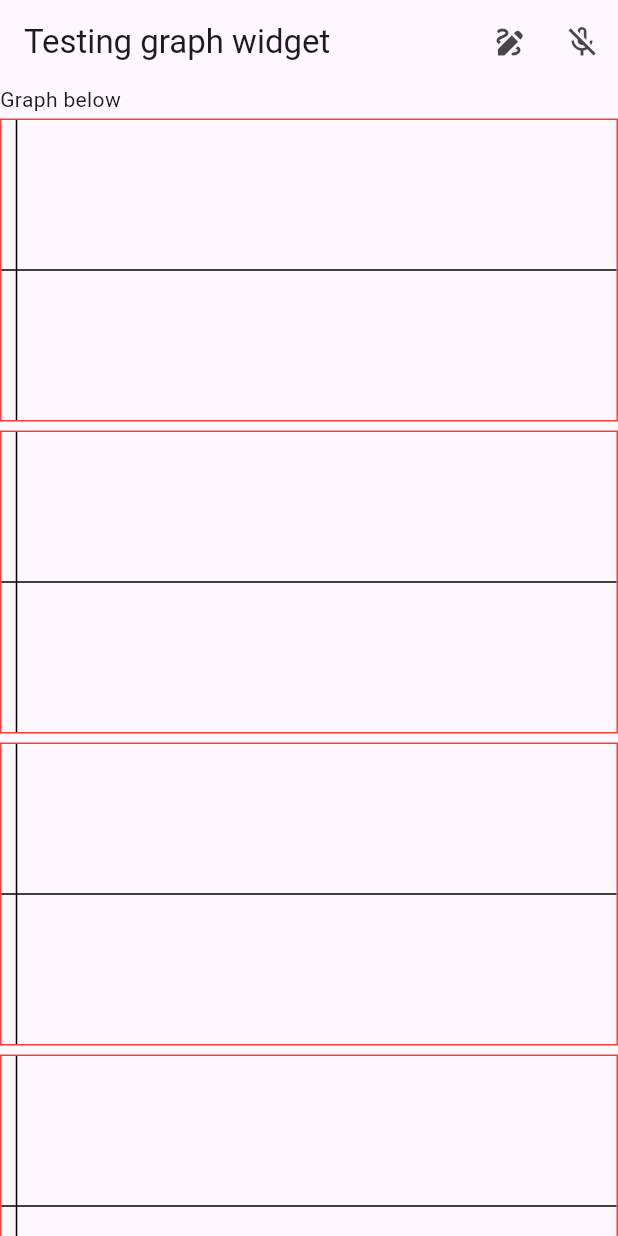
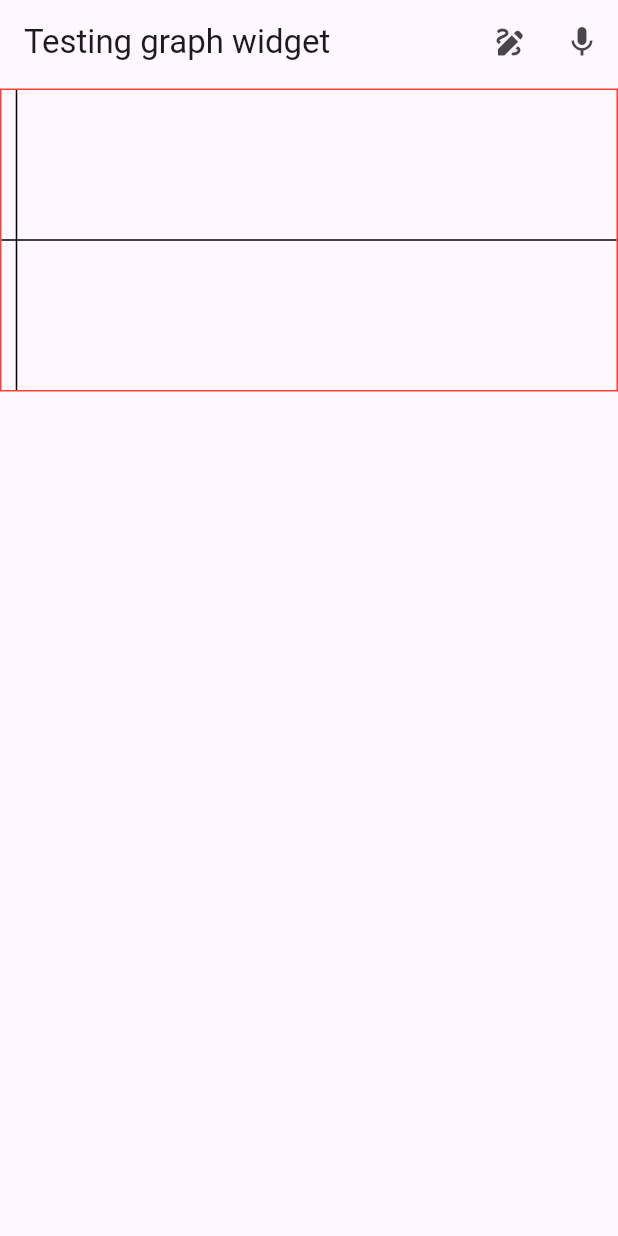
Before and after one commit to Kshitijpawar/Sensors-App, a Flutter app: the screen it shows after launch, after a tap on the "draw" icon, on a phone screen of 412 x 824 dp. Run offline on Flutter 3.47's test engine with Material 3 defaults, Android fonts, the light colour scheme and no system bars; our stand-ins replace firebase_core, firebase_database, sensors_plus; accounts and stored records are empty; generated files the repository leaves out were written again.

Commit message:
formatting changes

```diff
--- a/lib/main.dart
+++ b/lib/main.dart
@@ -1,6 +1,5 @@
 import 'dart:async';
 
-import 'package:flutter/cupertino.dart';
 import 'package:flutter/material.dart';
 import 'package:sensors_app/streaming_functions.dart';
 import 'package:sensors_app/widgets/graph_widget.dart';
@@ -8,7 +7,6 @@ import 'package:sensors_app/widgets/graph_widget.dart';
 import 'package:sensors_plus/sensors_plus.dart';
 
 import 'firebase_options.dart';
-import 'widgets/stream_transform.dart';
 
 import 'package:firebase_core/firebase_core.dart';
 import 'package:firebase_database/firebase_database.dart';
@@ -23,14 +21,14 @@ void main() async {
   );
 
   runApp(
-    MaterialApp(
+    const MaterialApp(
       home: SensorApp(),
     ),
   );
 }
 
 class SensorApp extends StatefulWidget {
-  SensorApp({super.key});
+  const SensorApp({super.key});
 
   @override
   State<SensorApp> createState() => _SensorAppState();
@@ -44,20 +42,14 @@ class _SensorAppState extends State<SensorApp> {
   String newName = '';
   late Stream<AccelerometerEvent> intervalAccelerometerStream;
   late Stream<GyroscopeEvent> intervalGyroscopeStream;
-  late StreamSubscription intervalSubscription;
   late StreamSubscription intervalAccSubscription;
   late StreamSubscription intervalGyroSubscription;
-  late Uri url;
   late FirebaseDatabase database;
 
   @override
   void initState() {
     super.initState();
-
     database = FirebaseDatabase.instance;
-
-    Stream<GyroscopeEvent> intervalGyroscopeStream = gyroscopeEventStream()
-        .transform(IntervalTransformer<GyroscopeEvent>(Duration(seconds: 2)));
     controller = TextEditingController();
   }
 
@@ -83,60 +75,56 @@ class _SensorAppState extends State<SensorApp> {
                 }
               });
             },
-            icon: _showGraph ? Icon(Icons.draw) : Icon(Icons.draw_outlined),
+            icon: _showGraph
+                ? const Icon(Icons.draw)
+                : const Icon(Icons.draw_outlined),
           ),
           _streaming
               ? IconButton(
                   onPressed: () {
-                    print("try to stop the stream");
                     stopStream = true;
                     setState(() {
                       _streaming = false;
-                      // intervalSubscription.cancel();
+                      isSwitchedAccelerometer.value =
+                          !isSwitchedAccelerometer.value;
+                      isSwitchedGyroscope.value = !isSwitchedGyroscope.value;
                       intervalAccSubscription.cancel();
                       intervalGyroSubscription.cancel();
-
                     });
                   },
-                  icon: Icon(Icons.stop),
+                  icon: const Icon(Icons.stop),
                 )
               : IconButton(
                   onPressed: () async {
-                    final name = await openDialog(context, controller, isSwitchedAccelerometer, isSwitchedGyroscope);
+                    final name = await openDialog(context, controller,
+                        isSwitchedAccelerometer, isSwitchedGyroscope);
                     if (name == null || name.isEmpty) return;
 
-                    print(
-                        "${isSwitchedAccelerometer.value} is acc toggle and ${isSwitchedGyroscope.value} is gyro");
                     DatabaseReference ref = database.ref("users/$name");
 
                     await ref.set({
-                      // "file_name": "$name",
-                      "file_name": "$name",
-                      // "sensor_type": "accelerometer",
+                      "file_name": name,
                     });
                     setState(() {
                       _streaming = true;
                       newName = name;
-                      // _saveItem(name,);
 
                       if (isSwitchedGyroscope.value) {
-                        print("start gyroscope data recording");
-                        intervalAccSubscription = saveSensorItem(name, stopStream, database, "gyroscope")!;
+                        intervalAccSubscription = saveSensorItem(
+                            name, stopStream, database, "gyroscope");
                       }
-                       if (isSwitchedAccelerometer.value) {
-                        print("start accelerometer data recording");
-                        intervalGyroSubscription = saveSensorItem(name, stopStream, database, "accelerometer")!;
+                      if (isSwitchedAccelerometer.value) {
+                        intervalGyroSubscription = saveSensorItem(
+                            name, stopStream, database, "accelerometer");
                       }
 
-                      if (isSwitchedAccelerometer.value == false && isSwitchedGyroscope == false) {
-                        print("bruh none selected helo");
+                      if (isSwitchedAccelerometer.value == false &&
+                          isSwitchedGyroscope.value == false) {
                         return;
                       }
-                      // intervalSubscription =
-                          // saveSensorItem(name, stopStream, database, sensorType);
                     });
                   },
-                  icon: Icon(Icons.mic_off_outlined),
+                  icon: const Icon(Icons.mic),
                 ),
         ],
       ),
@@ -145,43 +133,42 @@ class _SensorAppState extends State<SensorApp> {
               child: ListView(
                 addAutomaticKeepAlives: true,
                 children: const [
-                  Text("Graph below"),
                   GraphWidget(
                     size: Size(double.infinity, 200),
                     maxPoints: 100,
                     axisName: "x-axis",
                     sensorType: "accelerometer",
                   ),
-                  GraphWidget(
-                    size: Size(double.infinity, 200),
-                    maxPoints: 100,
-                    axisName: "y-axis",
-                    sensorType: "accelerometer",
-                  ),
-                  GraphWidget(
-                    size: Size(double.infinity, 200),
-                    maxPoints: 100,
-                    axisName: "z-axis",
-                    sensorType: "accelerometer",
-                  ),
-                  GraphWidget(
-                    size: Size(double.infinity, 200),
-                    maxPoints: 100,
-                    axisName: "x-axis",
-                    sensorType: "gyroscope",
-                  ),
-                  GraphWidget(
-                    size: Size(double.infinity, 200),
-                    maxPoints: 100,
-                    axisName: "y-axis",
-                    sensorType: "gyroscope",
-                  ),
-                  GraphWidget(
-                    size: Size(double.infinity, 200),
-                    maxPoints: 100,
-                    axisName: "z-axis",
-                    sensorType: "gyroscope",
-                  ),
+                  // GraphWidget(
+                  //   size: Size(double.infinity, 200),
+                  //   maxPoints: 100,
+                  //   axisName: "y-axis",
+                  //   sensorType: "accelerometer",
+                  // ),
+                  // GraphWidget(
+                  //   size: Size(double.infinity, 200),
+                  //   maxPoints: 100,
+                  //   axisName: "z-axis",
+                  //   sensorType: "accelerometer",
+                  // ),
+                  // GraphWidget(
+                  //   size: Size(double.infinity, 200),
+                  //   maxPoints: 100,
+                  //   axisName: "x-axis",
+                  //   sensorType: "gyroscope",
+                  // ),
+                  // GraphWidget(
+                  //   size: Size(double.infinity, 200),
+                  //   maxPoints: 100,
+                  //   axisName: "y-axis",
+                  //   sensorType: "gyroscope",
+                  // ),
+                  // GraphWidget(
+                  //   size: Size(double.infinity, 200),
+                  //   maxPoints: 100,
+                  //   axisName: "z-axis",
+                  //   sensorType: "gyroscope",
+                  // ),
                 ],
               ),
             )
@@ -189,8 +176,8 @@ class _SensorAppState extends State<SensorApp> {
               child: Column(
                 mainAxisAlignment: MainAxisAlignment.center,
                 children: [
-                  Text("Welcome!"),
-                  Text("${this.newName} how are you?"),
+                  const Text("Welcome!"),
+                  Text("$newName how are you?"),
                   ValueListenableBuilder(
                       valueListenable: isSwitchedAccelerometer,
                       builder: (context, value, _) =>
@@ -199,7 +186,6 @@ class _SensorAppState extends State<SensorApp> {
                       valueListenable: isSwitchedGyroscope,
                       builder: (context, value, _) =>
                           Text("recording $value gyroscope data")),
-                  // Text(this.newName),
                 ],
               ),
             ),
--- a/lib/widgets/graph_widget.dart
+++ b/lib/widgets/graph_widget.dart
@@ -27,19 +27,6 @@ class _GraphWidgetState extends State<GraphWidget> with AutomaticKeepAliveClient
   @override
   void initState() {
     super.initState();
-    // _accStream =
-    //     accelerometerEventStream().map<double>((AccelerometerEvent event) {
-    //   switch (widget.axisName) {
-    //     case "x-axis":
-    //       return event.x;
-    //     case "y-axis":
-    //       return event.y;
-    //     case "z-axis":
-    //       return event.z;
-    //     default:
-    //       return event.x;
-    //   }
-    // });
 
     if (widget.sensorType == "accelerometer") {
       _sensorStream =
@@ -137,7 +124,7 @@ class NewGraphPainter extends CustomPainter {
   });
   @override
   void paint(Canvas canvas, Size size) {
-    final Paint _paint = Paint()
+    final Paint paint = Paint()
       ..color = Colors.black
       ..strokeWidth = 2.0
       ..style = PaintingStyle.stroke
@@ -147,7 +134,7 @@ class NewGraphPainter extends CustomPainter {
       ..color = Colors.black
       ..strokeWidth = 1.0;
 
-    canvas.drawLine(Offset(10, 0), Offset(10, size.height), axisPaint);
+    canvas.drawLine(const Offset(10, 0), Offset(10, size.height), axisPaint);
     canvas.drawLine(Offset(0, size.height / 2),
         Offset(size.width, size.height / 2), axisPaint);
     final path = Path();
@@ -166,7 +153,7 @@ class NewGraphPainter extends CustomPainter {
         }
       }
     }
-    canvas.drawPath(path, _paint);
+    canvas.drawPath(path, paint);
   }
 
   @override
```
